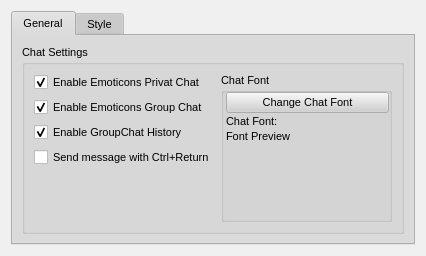
Above: retroshare-gui/src/gui/settings/ChatPage.ui from RetroShare/RetroShare before the change. Below: the same form after it.
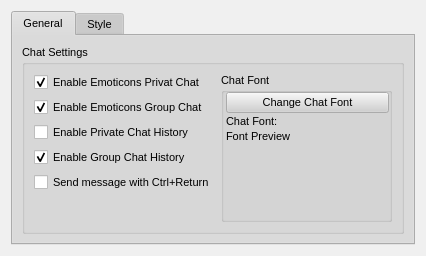
That is the form after the change.

Commit message: Reworked design of offline chat messages in PopupChatDialog.

The edit to the form file:
```diff
--- a/retroshare-gui/src/gui/settings/ChatPage.ui
+++ b/retroshare-gui/src/gui/settings/ChatPage.ui
@@ -532,7 +532,7 @@
             </property>
            </widget>
           </item>
-          <item row="0" column="1" rowspan="5">
+          <item row="0" column="1" rowspan="6">
            <widget class="QGroupBox" name="groupBoxIRCColors">
             <property name="maximumSize">
              <size>
@@ -615,24 +615,24 @@
             </property>
            </widget>
           </item>
-          <item row="2" column="0">
-           <widget class="QCheckBox" name="checkBox_groupchathistory">
-            <property name="text">
-             <string>Enable GroupChat History</string>
-            </property>
-            <property name="checked">
-             <bool>true</bool>
-            </property>
-           </widget>
-          </item>
           <item row="3" column="0">
+           <widget class="QCheckBox" name="checkBox_groupchathistory">
+            <property name="text">
+             <string>Enable Group Chat History</string>
+            </property>
+            <property name="checked">
+             <bool>true</bool>
+            </property>
+           </widget>
+          </item>
+          <item row="4" column="0">
            <widget class="QCheckBox" name="sendMessageWithCtrlReturn">
             <property name="text">
              <string>Send message with Ctrl+Return</string>
             </property>
            </widget>
           </item>
-          <item row="4" column="0">
+          <item row="5" column="0">
            <spacer name="verticalSpacer">
             <property name="orientation">
              <enum>Qt::Vertical</enum>
@@ -645,6 +645,13 @@
             </property>
            </spacer>
           </item>
+          <item row="2" column="0">
+           <widget class="QCheckBox" name="checkBox_privatechathistory">
+            <property name="text">
+             <string>Enable Private Chat History</string>
+            </property>
+           </widget>
+          </item>
          </layout>
         </widget>
        </item>
```
The commit also changes 24 other files.
